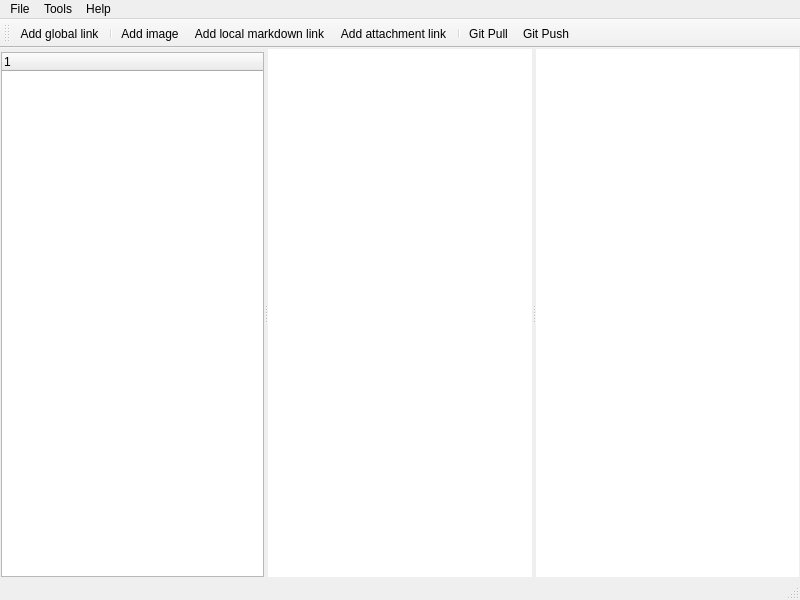
Before: the Qt Designer form src/Underverse/MainWindow.ui in marc-sturm/Underverse, drawn with Qt 5.
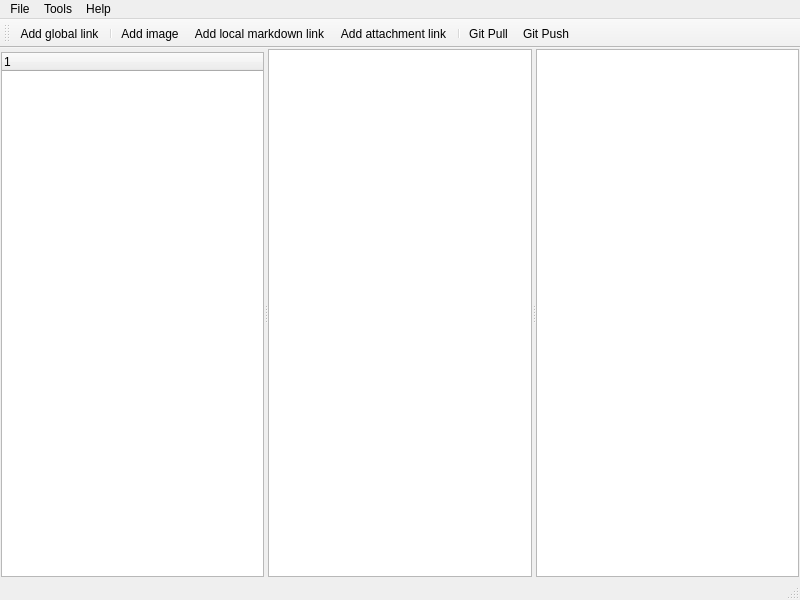
After: the same form once the commit is applied. Icons and pictures are not drawn. Custom widgets are drawn as their Qt base class.

The edit to the form file:
```diff
--- a/src/Underverse/MainWindow.ui
+++ b/src/Underverse/MainWindow.ui
@@ -36,6 +36,12 @@
     </property>
     <item>
      <widget class="QSplitter" name="splitter">
+      <property name="frameShape">
+       <enum>QFrame::Shape::NoFrame</enum>
+      </property>
+      <property name="midLineWidth">
+       <number>0</number>
+      </property>
       <property name="orientation">
        <enum>Qt::Horizontal</enum>
       </property>
@@ -85,7 +91,7 @@
         </font>
        </property>
        <property name="frameShape">
-        <enum>QFrame::NoFrame</enum>
+        <enum>QFrame::Shape::StyledPanel</enum>
        </property>
       </widget>
       <widget class="QTextBrowser" name="html">
@@ -93,7 +99,7 @@
         <enum>Qt::StrongFocus</enum>
        </property>
        <property name="frameShape">
-        <enum>QFrame::NoFrame</enum>
+        <enum>QFrame::Shape::StyledPanel</enum>
        </property>
        <property name="frameShadow">
         <enum>QFrame::Plain</enum>
```
Left out of the diff: 12 changed lines with no effect on the pictures.
